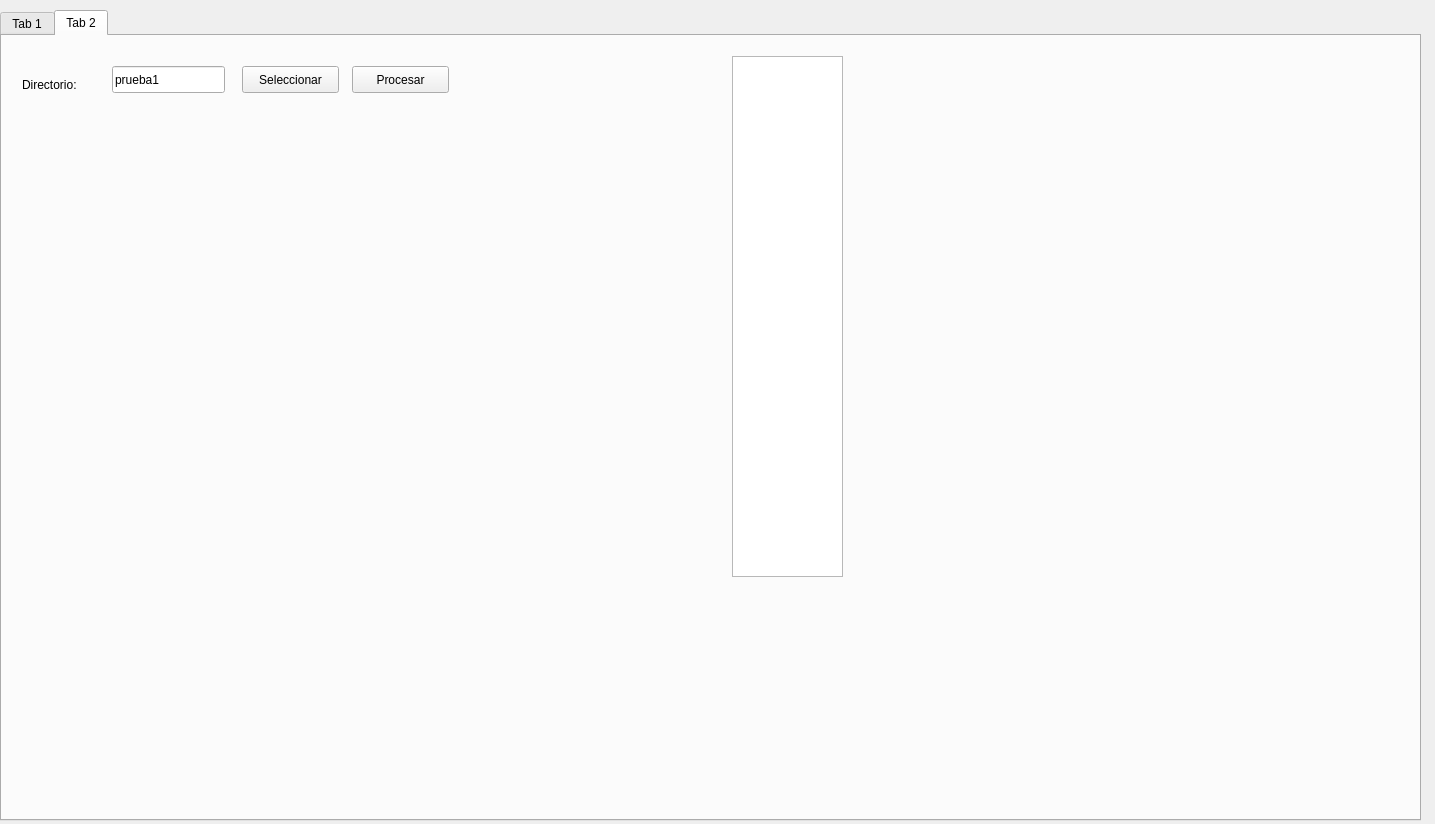
Old version of the form Guetta.ui in the repository aebsubis/project-guetta.
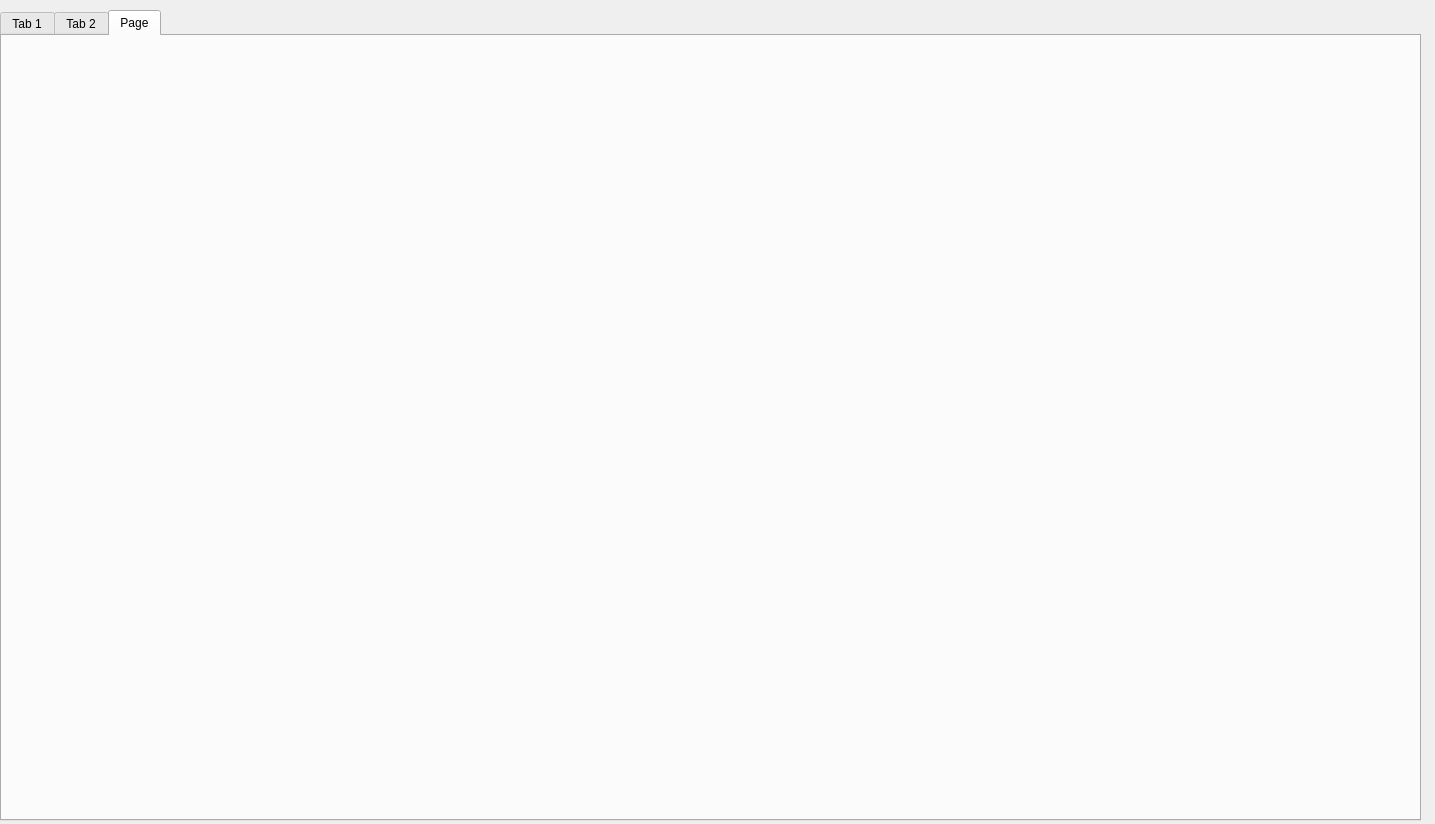
New version of the form.

The edit to the form file:
```diff
--- a/Guetta.ui
+++ b/Guetta.ui
@@ -23,7 +23,7 @@
     </rect>
    </property>
    <property name="currentIndex">
-    <number>1</number>
+    <number>2</number>
    </property>
    <widget class="QWidget" name="tab">
     <attribute name="title">
@@ -441,6 +441,22 @@
      </layout>
     </widget>
    </widget>
+   <widget class="QWidget" name="tab_5">
+    <attribute name="title">
+     <string>Page</string>
+    </attribute>
+    <widget class="QWidget" name="gridLayoutWidget_3">
+     <property name="geometry">
+      <rect>
+       <x>70</x>
+       <y>30</y>
+       <width>591</width>
+       <height>461</height>
+      </rect>
+     </property>
+     <layout class="QGridLayout" name="gridLayout_3"/>
+    </widget>
+   </widget>
   </widget>
  </widget>
  <resources/>
```
